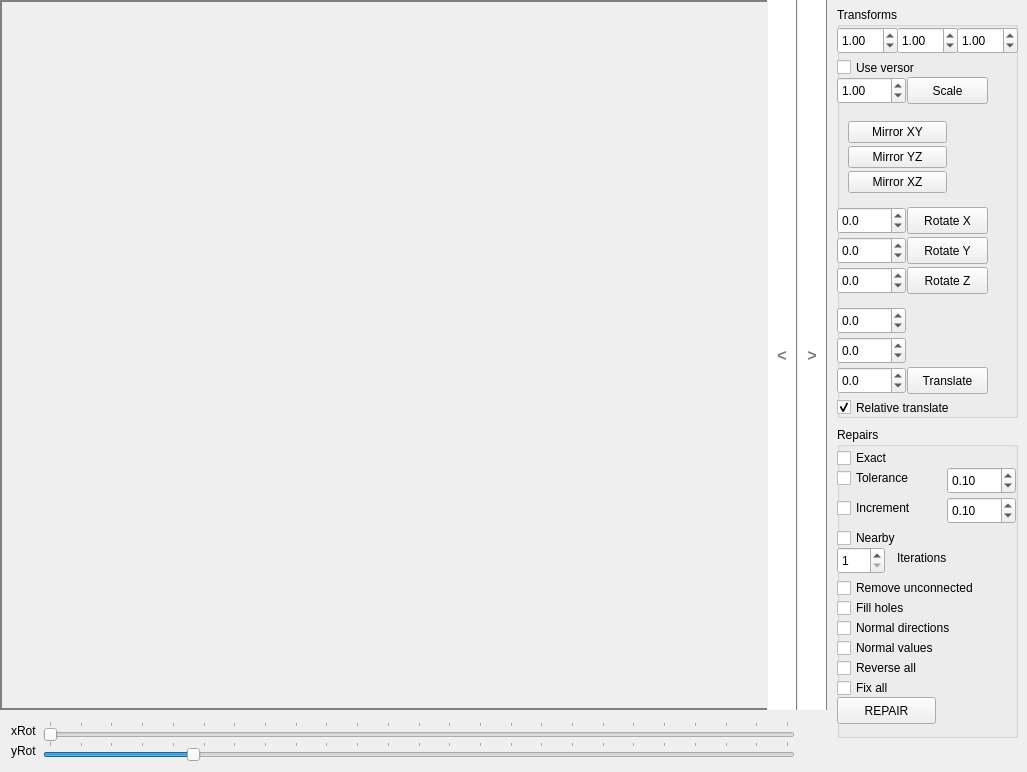
First picture: the form in window.ui, repository admesh/ADMeshGUI, before the edit.
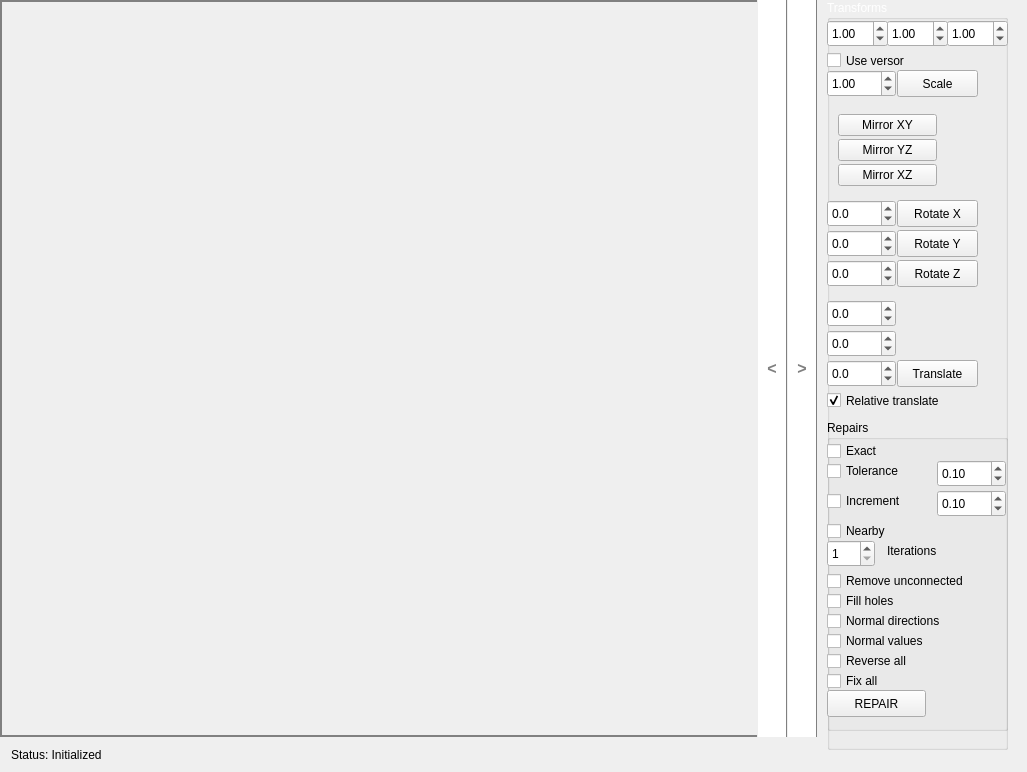
Second picture: the form after the edit. Custom widgets are drawn as their Qt base class.

Commit message: Status bar, scrollable right panel

Patch:
```diff
--- a/window.ui
+++ b/window.ui
@@ -56,49 +56,42 @@
    <property name="spacing">
     <number>0</number>
    </property>
-   <item row="3" column="0">
-    <layout class="QHBoxLayout" name="horizontalLayout_2">
-     <property name="spacing">
-      <number>6</number>
-     </property>
+   <item row="2" column="0">
+    <layout class="QGridLayout" name="gridLayout_2">
      <property name="leftMargin">
       <number>11</number>
      </property>
+     <property name="topMargin">
+      <number>0</number>
+     </property>
      <property name="rightMargin">
       <number>32</number>
      </property>
      <property name="bottomMargin">
-      <number>11</number>
+      <number>0</number>
      </property>
-     <item>
-      <widget class="QLabel" name="label_2">
+     <item row="0" column="0">
+      <widget class="QLabel" name="statusBar">
+       <property name="sizePolicy">
+        <sizepolicy hsizetype="Expanding" vsizetype="Preferred">
+         <horstretch>0</horstretch>
+         <verstretch>0</verstretch>
+        </sizepolicy>
+       </property>
+       <property name="minimumSize">
+        <size>
+         <width>0</width>
+         <height>35</height>
+        </size>
+       </property>
        <property name="text">
-        <string>yRot</string>
+        <string>Status: Initialized</string>
        </property>
-      </widget>
-     </item>
-     <item>
-      <widget class="QSlider" name="yRotSlider">
-       <property name="maximum">
-        <number>360</number>
+       <property name="alignment">
+        <set>Qt::AlignLeading|Qt::AlignLeft|Qt::AlignVCenter</set>
        </property>
-       <property name="singleStep">
-        <number>16</number>
-       </property>
-       <property name="pageStep">
-        <number>15</number>
-       </property>
-       <property name="value">
-        <number>70</number>
-       </property>
-       <property name="orientation">
-        <enum>Qt::Horizontal</enum>
-       </property>
-       <property name="tickPosition">
-        <enum>QSlider::TicksAbove</enum>
-       </property>
-       <property name="tickInterval">
-        <number>15</number>
+       <property name="margin">
+        <number>0</number>
        </property>
       </widget>
      </item>
@@ -112,44 +105,201 @@
      <property name="leftMargin">
       <number>0</number>
      </property>
+     <property name="rightMargin">
+      <number>0</number>
+     </property>
+    </layout>
+   </item>
+   <item row="1" column="0">
+    <layout class="QHBoxLayout" name="horizontalLayout_3">
+     <property name="spacing">
+      <number>0</number>
+     </property>
+     <item>
+      <widget class="RenderingWidget" name="renderingWidget" native="true">
+       <property name="sizePolicy">
+        <sizepolicy hsizetype="Expanding" vsizetype="Expanding">
+         <horstretch>0</horstretch>
+         <verstretch>0</verstretch>
+        </sizepolicy>
+       </property>
+       <property name="minimumSize">
+        <size>
+         <width>50</width>
+         <height>50</height>
+        </size>
+       </property>
+       <property name="cursor">
+        <cursorShape>ArrowCursor</cursorShape>
+       </property>
+       <layout class="QFormLayout" name="formLayout">
+        <property name="fieldGrowthPolicy">
+         <enum>QFormLayout::AllNonFixedFieldsGrow</enum>
+        </property>
+        <property name="horizontalSpacing">
+         <number>0</number>
+        </property>
+        <property name="verticalSpacing">
+         <number>0</number>
+        </property>
+        <property name="leftMargin">
+         <number>0</number>
+        </property>
+        <property name="topMargin">
+         <number>0</number>
+        </property>
+        <property name="rightMargin">
+         <number>0</number>
+        </property>
+        <property name="bottomMargin">
+         <number>0</number>
+        </property>
+       </layout>
+      </widget>
+     </item>
+     <item>
+      <layout class="QHBoxLayout" name="horizontalLayout_4">
+       <property name="spacing">
+        <number>0</number>
+       </property>
+       <item>
+        <widget class="QPushButton" name="showButton">
+         <property name="sizePolicy">
+          <sizepolicy hsizetype="Minimum" vsizetype="Expanding">
+           <horstretch>0</horstretch>
+           <verstretch>0</verstretch>
+          </sizepolicy>
+         </property>
+         <property name="minimumSize">
+          <size>
+           <width>30</width>
+           <height>0</height>
+          </size>
+         </property>
+         <property name="maximumSize">
+          <size>
+           <width>30</width>
+           <height>9999999</height>
+          </size>
+         </property>
+         <property name="font">
+          <font>
+           <pointsize>12</pointsize>
+           <weight>75</weight>
+           <bold>true</bold>
+           <underline>false</underline>
+           <strikeout>false</strikeout>
+           <kerning>true</kerning>
+          </font>
+         </property>
+         <property name="styleSheet">
+          <string notr="true"/>
+         </property>
+         <property name="text">
+          <string>&lt;</string>
+         </property>
+        </widget>
+       </item>
+       <item>
+        <widget class="QPushButton" name="hideButton">
+         <property name="sizePolicy">
+          <sizepolicy hsizetype="Minimum" vsizetype="Expanding">
+           <horstretch>0</horstretch>
+           <verstretch>0</verstretch>
+          </sizepolicy>
+         </property>
+         <property name="minimumSize">
+          <size>
+           <width>30</width>
+           <height>70</height>
+          </size>
+         </property>
+         <property name="maximumSize">
+          <size>
+           <width>30</width>
+           <height>999999</height>
+          </size>
+         </property>
+         <property name="font">
+          <font>
+           <pointsize>12</pointsize>
+           <weight>75</weight>
+           <bold>true</bold>
+          </font>
+         </property>
+         <property name="styleSheet">
+          <string notr="true"/>
+         </property>
+         <property name="text">
+          <string>&gt;</string>
+         </property>
+         <property name="autoDefault">
+          <bool>false</bool>
+         </property>
+         <property name="default">
+          <bool>false</bool>
+         </property>
+         <property name="flat">
+          <bool>false</bool>
+         </property>
+        </widget>
+       </item>
+      </layout>
+     </item>
     </layout>
    </item>
    <item row="1" column="1" rowspan="3">
-    <layout class="QHBoxLayout" name="horizontalLayout_5">
-     <property name="leftMargin">
-      <number>0</number>
-     </property>
-     <property name="topMargin">
-      <number>7</number>
-     </property>
-     <property name="rightMargin">
-      <number>0</number>
-     </property>
-     <property name="bottomMargin">
-      <number>7</number>
-     </property>
-     <item>
-      <widget class="QWidget" name="buttonWidget" native="true">
+    <widget class="QScrollArea" name="scrollArea">
        <property name="sizePolicy">
-        <sizepolicy hsizetype="Minimum" vsizetype="MinimumExpanding">
+      <sizepolicy hsizetype="Expanding" vsizetype="Expanding">
          <horstretch>0</horstretch>
          <verstretch>0</verstretch>
         </sizepolicy>
        </property>
        <property name="minimumSize">
         <size>
-         <width>200</width>
-         <height>300</height>
-        </size>
-       </property>
-       <property name="layoutDirection">
-        <enum>Qt::LeftToRight</enum>
-       </property>
-       <property name="autoFillBackground">
+       <width>210</width>
+       <height>0</height>
+      </size>
+     </property>
+     <property name="maximumSize">
+      <size>
+       <width>210</width>
+       <height>16777215</height>
+      </size>
+     </property>
+     <property name="frameShape">
+      <enum>QFrame::NoFrame</enum>
+     </property>
+     <property name="verticalScrollBarPolicy">
+      <enum>Qt::ScrollBarAsNeeded</enum>
+     </property>
+     <property name="horizontalScrollBarPolicy">
+      <enum>Qt::ScrollBarAlwaysOff</enum>
+     </property>
+     <property name="widgetResizable">
         <bool>true</bool>
        </property>
-       <property name="styleSheet">
-        <string notr="true"/>
+     <widget class="QWidget" name="buttonWidget">
+      <property name="geometry">
+       <rect>
+        <x>0</x>
+        <y>0</y>
+        <width>210</width>
+        <height>770</height>
+       </rect>
+      </property>
+      <property name="sizePolicy">
+       <sizepolicy hsizetype="Minimum" vsizetype="Minimum">
+        <horstretch>0</horstretch>
+        <verstretch>0</verstretch>
+       </sizepolicy>
+      </property>
+      <property name="minimumSize">
+       <size>
+        <width>210</width>
+        <height>720</height>
+       </size>
        </property>
        <widget class="QGroupBox" name="groupBox_2">
         <property name="enabled">
@@ -160,7 +310,7 @@
           <x>10</x>
           <y>0</y>
           <width>181</width>
-          <height>411</height>
+         <height>750</height>
          </rect>
         </property>
         <property name="sizePolicy">
@@ -172,12 +322,163 @@
         <property name="minimumSize">
          <size>
           <width>0</width>
-          <height>0</height>
-         </size>
-        </property>
+         <height>750</height>
+        </size>
+       </property>
+       <property name="palette">
+        <palette>
+         <active>
+          <colorrole role="WindowText">
+           <brush brushstyle="SolidPattern">
+            <color alpha="255">
+             <red>255</red>
+             <green>255</green>
+             <blue>255</blue>
+            </color>
+           </brush>
+          </colorrole>
+          <colorrole role="Button">
+           <brush brushstyle="SolidPattern">
+            <color alpha="255">
+             <red>117</red>
+             <green>117</green>
+             <blue>117</blue>
+            </color>
+           </brush>
+          </colorrole>
+          <colorrole role="Text">
+           <brush brushstyle="SolidPattern">
+            <color alpha="255">
+             <red>255</red>
+             <green>255</green>
+             <blue>255</blue>
+            </color>
+           </brush>
+          </colorrole>
+          <colorrole role="Base">
+           <brush brushstyle="SolidPattern">
+            <color alpha="255">
+             <red>255</red>
+             <green>255</green>
+             <blue>255</blue>
+            </color>
+           </brush>
+          </colorrole>
+          <colorrole role="Window">
+           <brush brushstyle="SolidPattern">
+            <color alpha="255">
+             <red>81</red>
+             <green>81</green>
+             <blue>81</blue>
+            </color>
+           </brush>
+          </colorrole>
+         </active>
+         <inactive>
+          <colorrole role="WindowText">
+           <brush brushstyle="SolidPattern">
+            <color alpha="255">
+             <red>255</red>
+             <green>255</green>
+             <blue>255</blue>
+            </color>
+           </brush>
+          </colorrole>
+          <colorrole role="Button">
+           <brush brushstyle="SolidPattern">
+            <color alpha="255">
+             <red>117</red>
+             <green>117</green>
+             <blue>117</blue>
+            </color>
+           </brush>
+          </colorrole>
+          <colorrole role="Text">
+           <brush brushstyle="SolidPattern">
+            <color alpha="255">
+             <red>255</red>
+             <green>255</green>
+             <blue>255</blue>
+            </color>
+           </brush>
+          </colorrole>
+          <colorrole role="Base">
+           <brush brushstyle="SolidPattern">
+            <color alpha="255">
+             <red>255</red>
+             <green>255</green>
+             <blue>255</blue>
+            </color>
+           </brush>
+          </colorrole>
+          <colorrole role="Window">
+           <brush brushstyle="SolidPattern">
+            <color alpha="255">
+             <red>81</red>
+             <green>81</green>
+             <blue>81</blue>
+            </color>
+           </brush>
+          </colorrole>
+         </inactive>
+         <disabled>
+          <colorrole role="WindowText">
+           <brush brushstyle="SolidPattern">
+            <color alpha="255">
+             <red>159</red>
+             <green>158</green>
+             <blue>158</blue>
+            </color>
+           </brush>
+          </colorrole>
+          <colorrole role="Button">
+           <brush brushstyle="SolidPattern">
+            <color alpha="255">
+             <red>117</red>
+             <green>117</green>
+             <blue>117</blue>
+            </color>
+           </brush>
+          </colorrole>
+          <colorrole role="Text">
+           <brush brushstyle="SolidPattern">
+            <color alpha="255">
+             <red>159</red>
+             <green>158</green>
+             <blue>158</blue>
+            </color>
+           </brush>
+          </colorrole>
+          <colorrole role="Base">
+           <brush brushstyle="SolidPattern">
+            <color alpha="255">
+             <red>81</red>
+             <green>81</green>
+             <blue>81</blue>
+            </color>
+           </brush>
+          </colorrole>
+          <colorrole role="Window">
+           <brush brushstyle="SolidPattern">
+            <color alpha="255">
+             <red>81</red>
+             <green>81</green>
+             <blue>81</blue>
+            </color>
+           </brush>
+          </colorrole>
+         </disabled>
+        </palette>
+       </property>
         <property name="title">
          <string>Transforms</string>
         </property>
+       <property name="flat">
+        <bool>false</bool>
+       </property>
+       <property name="checkable">
+        <bool>false</bool>
+       </property>
         <widget class="QPushButton" name="scaleButton">
          <property name="geometry">
           <rect>
@@ -783,191 +1084,7 @@
         </widget>
        </widget>
       </widget>
-     </item>
-    </layout>
-   </item>
-   <item row="1" column="0">
-    <layout class="QHBoxLayout" name="horizontalLayout_3">
-     <property name="spacing">
-      <number>0</number>
-     </property>
-     <item>
-      <widget class="RenderingWidget" name="renderingWidget" native="true">
-       <property name="sizePolicy">
-        <sizepolicy hsizetype="Expanding" vsizetype="Expanding">
-         <horstretch>0</horstretch>
-         <verstretch>0</verstretch>
-        </sizepolicy>
-       </property>
-       <property name="minimumSize">
-        <size>
-         <width>50</width>
-         <height>50</height>
-        </size>
-       </property>
-       <property name="cursor">
-        <cursorShape>ArrowCursor</cursorShape>
-       </property>
-       <layout class="QFormLayout" name="formLayout">
-        <property name="fieldGrowthPolicy">
-         <enum>QFormLayout::AllNonFixedFieldsGrow</enum>
-        </property>
-        <property name="horizontalSpacing">
-         <number>0</number>
-        </property>
-        <property name="verticalSpacing">
-         <number>0</number>
-        </property>
-        <property name="leftMargin">
-         <number>0</number>
-        </property>
-        <property name="topMargin">
-         <number>0</number>
-        </property>
-        <property name="rightMargin">
-         <number>0</number>
-        </property>
-        <property name="bottomMargin">
-         <number>0</number>
-        </property>
-       </layout>
-      </widget>
-     </item>
-     <item>
-      <layout class="QHBoxLayout" name="horizontalLayout_4">
-       <property name="spacing">
-        <number>0</number>
-       </property>
-       <item>
-        <widget class="QPushButton" name="showButton">
-         <property name="sizePolicy">
-          <sizepolicy hsizetype="Minimum" vsizetype="Expanding">
-           <horstretch>0</horstretch>
-           <verstretch>0</verstretch>
-          </sizepolicy>
-         </property>
-         <property name="minimumSize">
-          <size>
-           <width>30</width>
-           <height>0</height>
-          </size>
-         </property>
-         <property name="maximumSize">
-          <size>
-           <width>30</width>
-           <height>9999999</height>
-          </size>
-         </property>
-         <property name="font">
-          <font>
-           <pointsize>12</pointsize>
-           <weight>75</weight>
-           <bold>true</bold>
-           <underline>false</underline>
-           <strikeout>false</strikeout>
-           <kerning>true</kerning>
-          </font>
-         </property>
-         <property name="styleSheet">
-          <string notr="true"/>
-         </property>
-         <property name="text">
-          <string>&lt;</string>
-         </property>
-        </widget>
-       </item>
-       <item>
-        <widget class="QPushButton" name="hideButton">
-         <property name="sizePolicy">
-          <sizepolicy hsizetype="Minimum" vsizetype="Expanding">
-           <horstretch>0</horstretch>
-           <verstretch>0</verstretch>
-          </sizepolicy>
-         </property>
-         <property name="minimumSize">
-          <size>
-           <width>30</width>
-           <height>70</height>
-          </size>
-         </property>
-         <property name="maximumSize">
-          <size>
-           <width>30</width>
-           <height>999999</height>
-          </size>
-         </property>
-         <property name="font">
-          <font>
-           <pointsize>12</pointsize>
-           <weight>75</weight>
-           <bold>true</bold>
-          </font>
-         </property>
-         <property name="styleSheet">
-          <string notr="true"/>
-         </property>
-         <property name="text">
-          <string>&gt;</string>
-         </property>
-         <property name="autoDefault">
-          <bool>false</bool>
-         </property>
-         <property name="default">
-          <bool>false</bool>
-         </property>
-         <property name="flat">
-          <bool>false</bool>
-         </property>
-        </widget>
-       </item>
-      </layout>
-     </item>
-    </layout>
-   </item>
-   <item row="2" column="0">
-    <layout class="QHBoxLayout" name="horizontalLayout">
-     <property name="leftMargin">
-      <number>11</number>
-     </property>
-     <property name="topMargin">
-      <number>11</number>
-     </property>
-     <property name="rightMargin">
-      <number>32</number>
-     </property>
-     <property name="bottomMargin">
-      <number>0</number>
-     </property>
-     <item>
-      <widget class="QLabel" name="label">
-       <property name="text">
-        <string>xRot</string>
-       </property>
-      </widget>
-     </item>
-     <item>
-      <widget class="QSlider" name="xRotSlider">
-       <property name="maximum">
-        <number>360</number>
-       </property>
-       <property name="singleStep">
-        <number>16</number>
-       </property>
-       <property name="pageStep">
-        <number>15</number>
-       </property>
-       <property name="orientation">
-        <enum>Qt::Horizontal</enum>
-       </property>
-       <property name="tickPosition">
-        <enum>QSlider::TicksAbove</enum>
-       </property>
-       <property name="tickInterval">
-        <number>15</number>
-       </property>
-      </widget>
-     </item>
-    </layout>
+    </widget>
    </item>
   </layout>
  </widget>
```
Left out of the diff: 86 changed lines with no effect on the pictures. Lines whose indentation alone changed are shown as unchanged. The commit also changes 6 other files.
